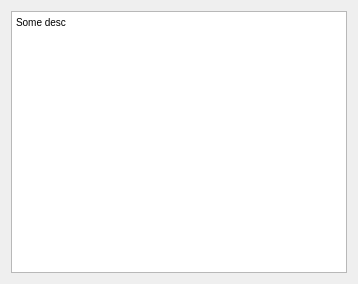
First picture: the form in AboutForm.ui, repository shimanskIA/FFS-Software, before the edit.
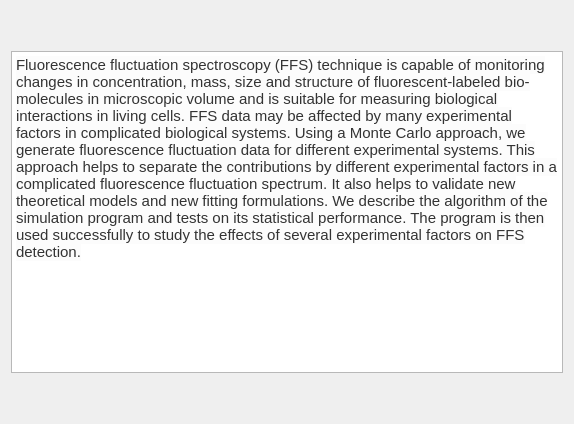
Second picture: the form after the edit.

```diff
--- a/AboutForm.ui
+++ b/AboutForm.ui
@@ -6,25 +6,63 @@
    <rect>
     <x>0</x>
     <y>0</y>
-    <width>358</width>
-    <height>284</height>
+    <width>574</width>
+    <height>424</height>
    </rect>
   </property>
   <property name="windowTitle">
    <string>Info Window</string>
   </property>
   <layout class="QVBoxLayout" name="verticalLayout_2">
+   <item>
+    <spacer name="verticalSpacer">
+     <property name="orientation">
+      <enum>Qt::Vertical</enum>
+     </property>
+     <property name="sizeType">
+      <enum>QSizePolicy::Minimum</enum>
+     </property>
+     <property name="sizeHint" stdset="0">
+      <size>
+       <width>20</width>
+       <height>40</height>
+      </size>
+     </property>
+    </spacer>
+   </item>
    <item>
     <widget class="QTextBrowser" name="textBrowser">
+     <property name="maximumSize">
+      <size>
+       <width>16777215</width>
+       <height>16777215</height>
+      </size>
+     </property>
      <property name="html">
       <string>&lt;!DOCTYPE HTML PUBLIC &quot;-//W3C//DTD HTML 4.0//EN&quot; &quot;http://www.w3.org/TR/REC-html40/strict.dtd&quot;&gt;
 &lt;html&gt;&lt;head&gt;&lt;meta name=&quot;qrichtext&quot; content=&quot;1&quot; /&gt;&lt;style type=&quot;text/css&quot;&gt;
 p, li { white-space: pre-wrap; }
 &lt;/style&gt;&lt;/head&gt;&lt;body style=&quot; font-family:'MS Shell Dlg 2'; font-size:7.8pt; font-weight:400; font-style:normal;&quot;&gt;
-&lt;p style=&quot; margin-top:0px; margin-bottom:0px; margin-left:0px; margin-right:0px; -qt-block-indent:0; text-indent:0px;&quot;&gt;Some desc&lt;/p&gt;&lt;/body&gt;&lt;/html&gt;</string>
+&lt;p style=&quot; margin-top:0px; margin-bottom:0px; margin-left:0px; margin-right:0px; -qt-block-indent:0; text-indent:0px;&quot;&gt;&lt;span style=&quot; font-family:'Georgia','Palatino','serif'; font-size:11pt; color:#333333; background-color:#fcfcfc;&quot;&gt;Fluorescence fluctuation spectroscopy (FFS) technique is capable of monitoring changes in concentration, mass, size and structure of fluorescent-labeled bio-molecules in microscopic volume and is suitable for measuring biological interactions in living cells. FFS data may be affected by many experimental factors in complicated biological systems. Using a Monte Carlo approach, we generate fluorescence fluctuation data for different experimental systems. This approach helps to separate the contributions by different experimental factors in a complicated fluorescence fluctuation spectrum. It also helps to validate new theoretical models and new fitting formulations. We describe the algorithm of the simulation program and tests on its statistical performance. The program is then used successfully to study the effects of several experimental factors on FFS detection.&lt;/span&gt;&lt;/p&gt;&lt;/body&gt;&lt;/html&gt;</string>
      </property>
     </widget>
    </item>
+   <item>
+    <spacer name="verticalSpacer_2">
+     <property name="orientation">
+      <enum>Qt::Vertical</enum>
+     </property>
+     <property name="sizeType">
+      <enum>QSizePolicy::Minimum</enum>
+     </property>
+     <property name="sizeHint" stdset="0">
+      <size>
+       <width>20</width>
+       <height>40</height>
+      </size>
+     </property>
+    </spacer>
+   </item>
   </layout>
  </widget>
  <resources/>
```
